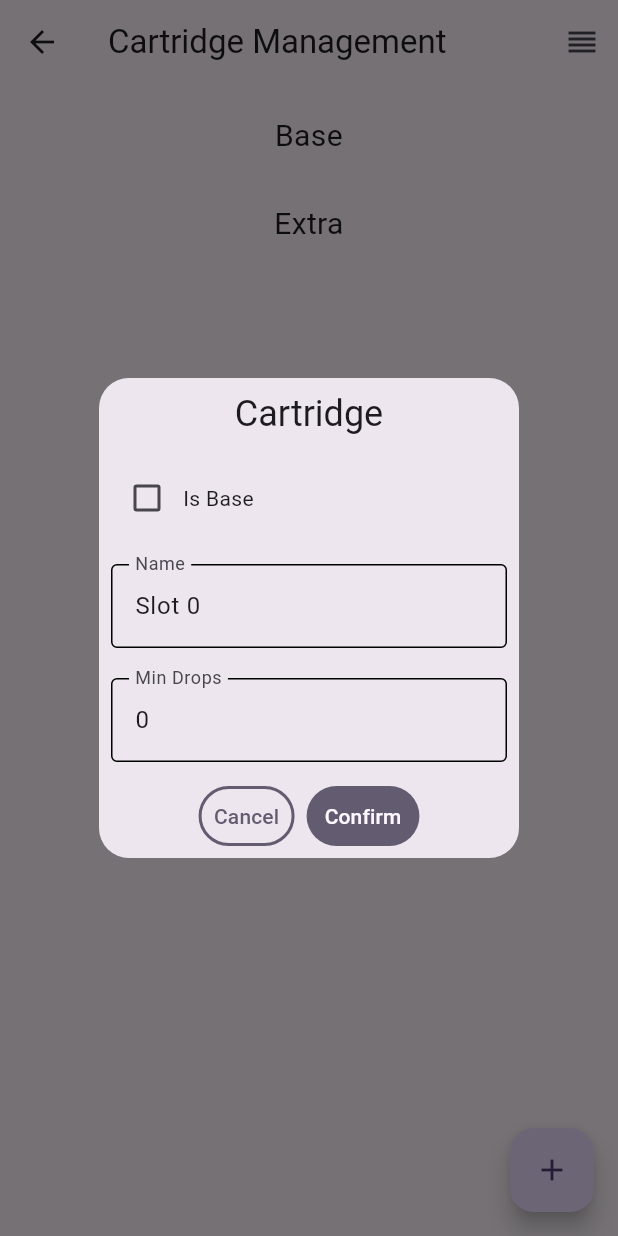
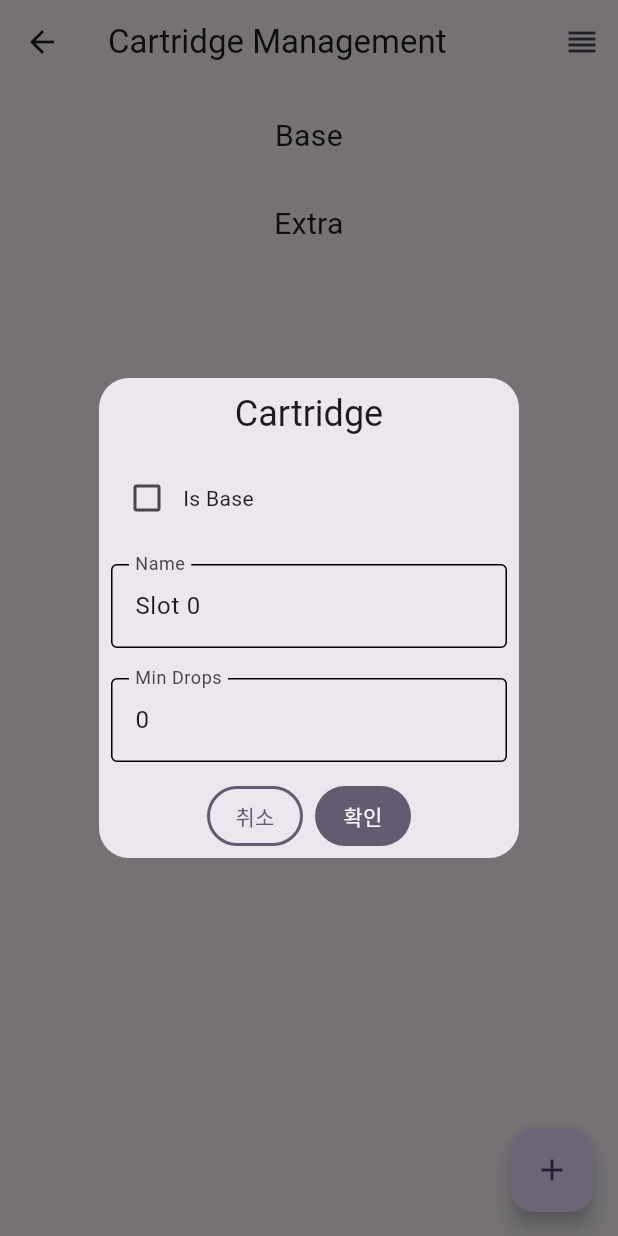
Before and after one commit to MemoriaScent/exhibition_mobile_app, a Flutter app: the CartridgeManagement screen opened directly, after a tap on the "add" icon, on a phone screen of 412 x 824 dp. Run offline on Flutter 3.47's test engine with Material 2 defaults, Android fonts, the phone set to English and light mode, and no system bars; our stand-ins replace get, numberpicker, shared_preferences; accounts and stored records are empty.

Commit message:
Fix: 카트리지 정보 수정 버그

```diff
--- a/lib/screens/cartridge_management.dart
+++ b/lib/screens/cartridge_management.dart
@@ -53,7 +53,9 @@ class _CartridgeManagementState extends State<CartridgeManagement> {
                   title: management.index(index).name,
                   onTap: () async {
                     final newData = await showCartridgeDialog(management.index(index));
-                    management.updateCartridge(index, newData);
+                    if (newData != null) {
+                      management.updateCartridge(index, newData);
+                    }
                     setState(() {});
                   },
                   onLongPress: () async {
@@ -84,7 +86,9 @@ class _CartridgeManagementState extends State<CartridgeManagement> {
                   title: management.index(index).name,
                   onTap: () async {
                     final newData = await showCartridgeDialog(management.index(index));
-                    management.updateCartridge(index, newData);
+                    if (newData != null) {
+                      management.updateCartridge(index, newData);
+                    }
                     setState(() {});
                   },
                   onLongPress: () async {
@@ -111,7 +115,9 @@ class _CartridgeManagementState extends State<CartridgeManagement> {
           final newData = CartridgeData();
           newData.name += " ${management.length()}";
           final data = await showCartridgeDialog(newData);
-          management.addCartridge(data);
+          if (data != null) {
+            management.addCartridge(data);
+          }
           setState(() {});
         },
         child: const Icon(Icons.add),
@@ -120,8 +126,10 @@ class _CartridgeManagementState extends State<CartridgeManagement> {
   }
 }
 
-Future<CartridgeData> showCartridgeDialog(CartridgeData data) async {
+Future<CartridgeData?> showCartridgeDialog(CartridgeData argData) async {
+  CartridgeData data = CartridgeData.fromJsonMap(argData.toJson());
   final formKey = GlobalKey<FormState>();
+  bool isConfirm = false;
 
   await Get.defaultDialog(
     title: "Cartridge",
@@ -189,16 +197,17 @@ Future<CartridgeData> showCartridgeDialog(CartridgeData data) async {
         ),
       );
     }),
-    textConfirm: "Confirm",
+    textConfirm: "확인",
     onConfirm: () {
       if (!formKey.currentState!.validate()) {
         return;
       }
       formKey.currentState!.save();
+      isConfirm = true;
       Get.back();
     },
-    textCancel: "Cancel",
+    textCancel: "취소",
   );
 
-  return data;
+  return isConfirm ? data : null;
 }
```
